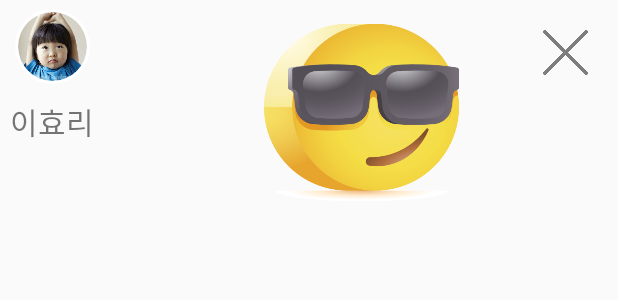
After one commit to Leejoohyeong1/CommunicationClass, an Android app: the layout detail_comment_item_layout.xml on its own in the app's theme, with its tools: preview values and no code run, on a phone screen of 412 x 824 dp. The commit adds this screen. Shown: the top 300 px of the screen. Run offline under Robolectric (Android 15) with nearby library versions, the phone set to English and light mode, and no system bars.

Commit message:
상세 레이어아웃 수정

```diff
--- /dev/null
+++ b/app/src/main/res/layout/detail_comment_item_layout.xml
@@ -0,0 +1,70 @@
+<?xml version="1.0" encoding="utf-8"?>
+<androidx.constraintlayout.widget.ConstraintLayout
+    xmlns:android="http://schemas.android.com/apk/res/android"
+    xmlns:app="http://schemas.android.com/apk/res-auto"
+    xmlns:tools="http://schemas.android.com/tools"
+    android:layout_width="match_parent"
+    android:layout_height="150dp"
+    >
+
+    <de.hdodenhof.circleimageview.CircleImageView
+        android:id="@+id/detail_comment_profile"
+        android:layout_width="50dp"
+        android:layout_height="50dp"
+        android:layout_marginBottom="10dp"
+        android:src="@drawable/chil_image"
+        app:civ_border_color="#FFFFFF"
+        app:civ_border_width="2dp"
+        app:layout_constraintBottom_toTopOf="@+id/detail_comment_name"
+        app:layout_constraintVertical_bias="0.1"
+        app:layout_constraintLeft_toLeftOf="parent"
+        app:layout_constraintRight_toLeftOf="@+id/guideline_profile"
+        app:layout_constraintTop_toTopOf="parent"
+        app:layout_constraintVertical_chainStyle="packed"
+        />
+
+    <TextView
+        android:layout_width="0dp"
+        android:layout_height="wrap_content"
+        android:text="이효리"
+        android:textSize="20dp"
+        android:gravity="center_horizontal"
+        android:id="@+id/detail_comment_name"
+        app:layout_constraintTop_toBottomOf="@+id/detail_comment_profile"
+        app:layout_constraintBottom_toBottomOf="parent"
+        app:layout_constraintRight_toLeftOf="@+id/guideline_profile"
+        app:layout_constraintLeft_toLeftOf="parent"/>
+
+    <android.support.constraint.Guideline
+        android:layout_width="wrap_content"
+        android:layout_height="wrap_content"
+        android:id="@+id/guideline_profile"
+        app:layout_constraintGuide_begin="70dp"
+        android:orientation="vertical" />
+
+    <ImageView
+        android:layout_width="30dp"
+        android:layout_height="30dp"
+        android:background="@drawable/comment_close_bntimage"
+        android:alpha="0.5"
+        android:layout_margin="20dp"
+        app:layout_constraintTop_toTopOf="parent"
+        app:layout_constraintRight_toRightOf="parent"
+        />
+
+    <ImageView
+        android:layout_width="0dp"
+        android:layout_height="0dp"
+        android:layout_margin="10dp"
+        android:src="@drawable/comment_simple_cool"
+        app:layout_constraintTop_toTopOf="parent"
+        app:layout_constraintBottom_toBottomOf="parent"
+        app:layout_constraintRight_toRightOf="parent"
+        app:layout_constraintLeft_toRightOf="@+id/guideline_profile"/>
+
+
+
+
+
+
+</androidx.constraintlayout.widget.ConstraintLayout>
```
Also changed, not shown: app/src/main/res/layout/activity_communication_detail.xml (+47 -6 lines), app/src/main/res/layout/detail_comment_keyitem_layout.xml (added, +19 -0 lines), app/src/main/res/layout/detail_contents_image_item_layout.xml (added, +16 -0 lines).
